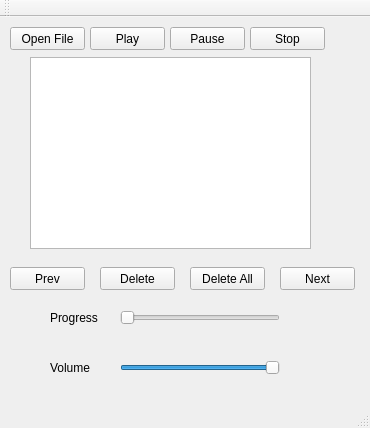
The window that mainwindow.ui (nyrofen/MusicPlayer) describes before a commit, drawn with Qt 5.
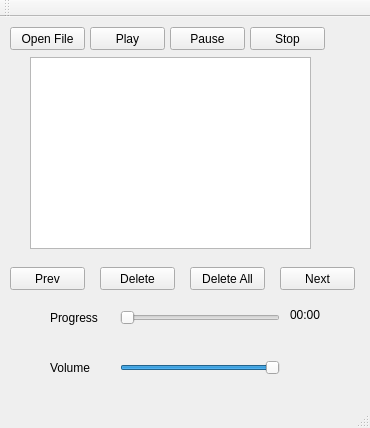
The same window after the commit.

```diff
--- a/mainwindow.ui
+++ b/mainwindow.ui
@@ -183,6 +183,19 @@
      <string>Delete All</string>
     </property>
    </widget>
+   <widget class="QLabel" name="label_3">
+    <property name="geometry">
+     <rect>
+      <x>290</x>
+      <y>290</y>
+      <width>71</width>
+      <height>16</height>
+     </rect>
+    </property>
+    <property name="text">
+     <string>00:00</string>
+    </property>
+   </widget>
   </widget>
   <widget class="QMenuBar" name="menuBar">
    <property name="geometry">
```
